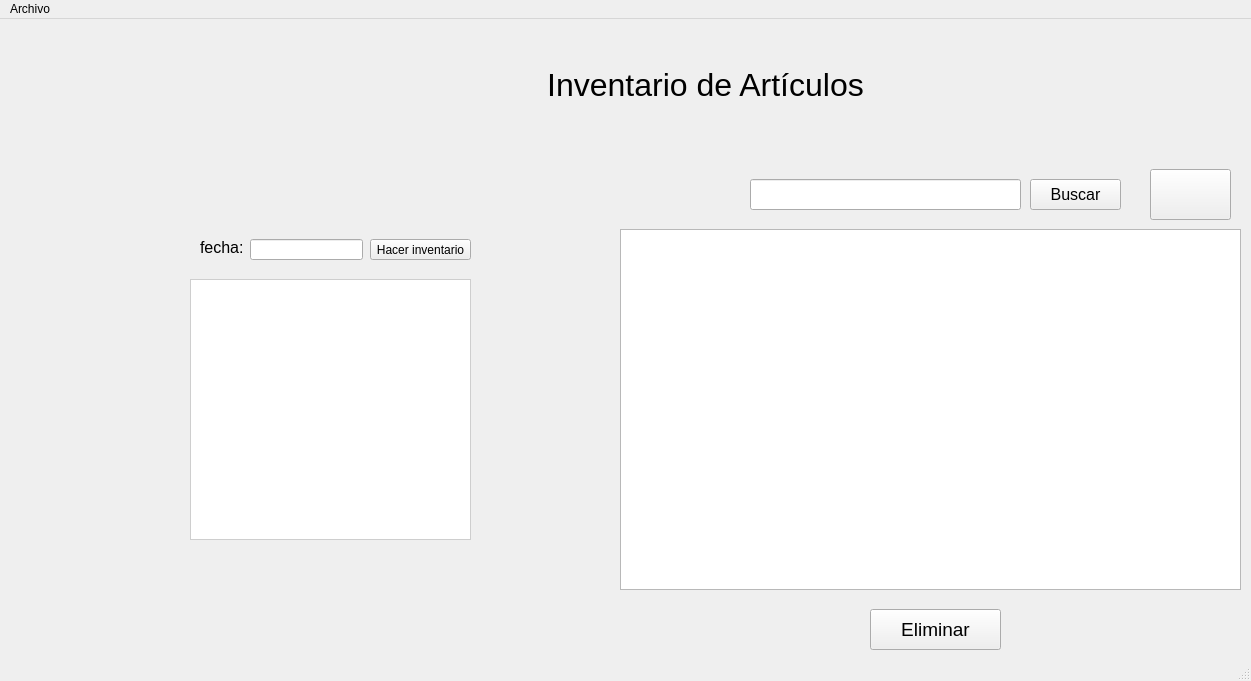
Moises024/sistema_de_caja, file ui/inventario.ui: the form before one commit.
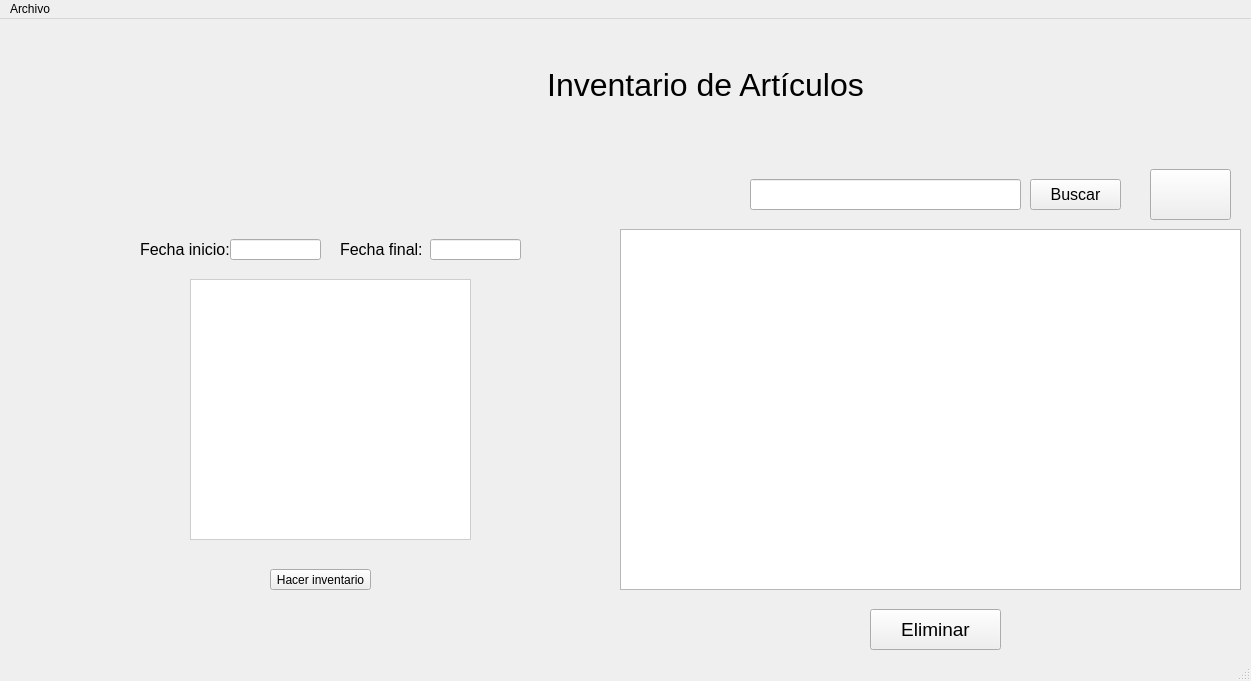
The form after the commit. Icons and pictures are not drawn.

Commit message: feat/Conexión del inventario

The edit to the form file:
```diff
--- a/ui/inventario.ui
+++ b/ui/inventario.ui
@@ -135,10 +135,10 @@
    <widget class="QLabel" name="label_2">
     <property name="geometry">
      <rect>
-      <x>200</x>
-      <y>220</y>
-      <width>47</width>
-      <height>16</height>
+      <x>140</x>
+      <y>210</y>
+      <width>91</width>
+      <height>41</height>
      </rect>
     </property>
     <property name="font">
@@ -147,24 +147,14 @@
      </font>
     </property>
     <property name="text">
-     <string>fecha:</string>
+     <string>Fecha inicio:</string>
     </property>
    </widget>
-   <widget class="QLineEdit" name="input_fecha">
+   <widget class="QPushButton" name="btn_inventario">
     <property name="geometry">
      <rect>
-      <x>250</x>
-      <y>220</y>
-      <width>113</width>
-      <height>21</height>
-     </rect>
-    </property>
-   </widget>
-   <widget class="QPushButton" name="btn_fecha">
-    <property name="geometry">
-     <rect>
-      <x>370</x>
-      <y>220</y>
+      <x>270</x>
+      <y>550</y>
       <width>101</width>
       <height>21</height>
      </rect>
@@ -193,6 +183,47 @@
     </property>
     <property name="text">
      <string/>
+    </property>
+    <property name="wordWrap">
+     <bool>true</bool>
+    </property>
+   </widget>
+   <widget class="QLineEdit" name="input_fecha_inicio">
+    <property name="geometry">
+     <rect>
+      <x>230</x>
+      <y>220</y>
+      <width>91</width>
+      <height>21</height>
+     </rect>
+    </property>
+   </widget>
+   <widget class="QLabel" name="label_3">
+    <property name="geometry">
+     <rect>
+      <x>340</x>
+      <y>210</y>
+      <width>91</width>
+      <height>41</height>
+     </rect>
+    </property>
+    <property name="font">
+     <font>
+      <pointsize>12</pointsize>
+     </font>
+    </property>
+    <property name="text">
+     <string>Fecha final:</string>
+    </property>
+   </widget>
+   <widget class="QLineEdit" name="input_fecha_final">
+    <property name="geometry">
+     <rect>
+      <x>430</x>
+      <y>220</y>
+      <width>91</width>
+      <height>21</height>
+     </rect>
     </property>
    </widget>
   </widget>
```
The commit also changes 8 other files.
